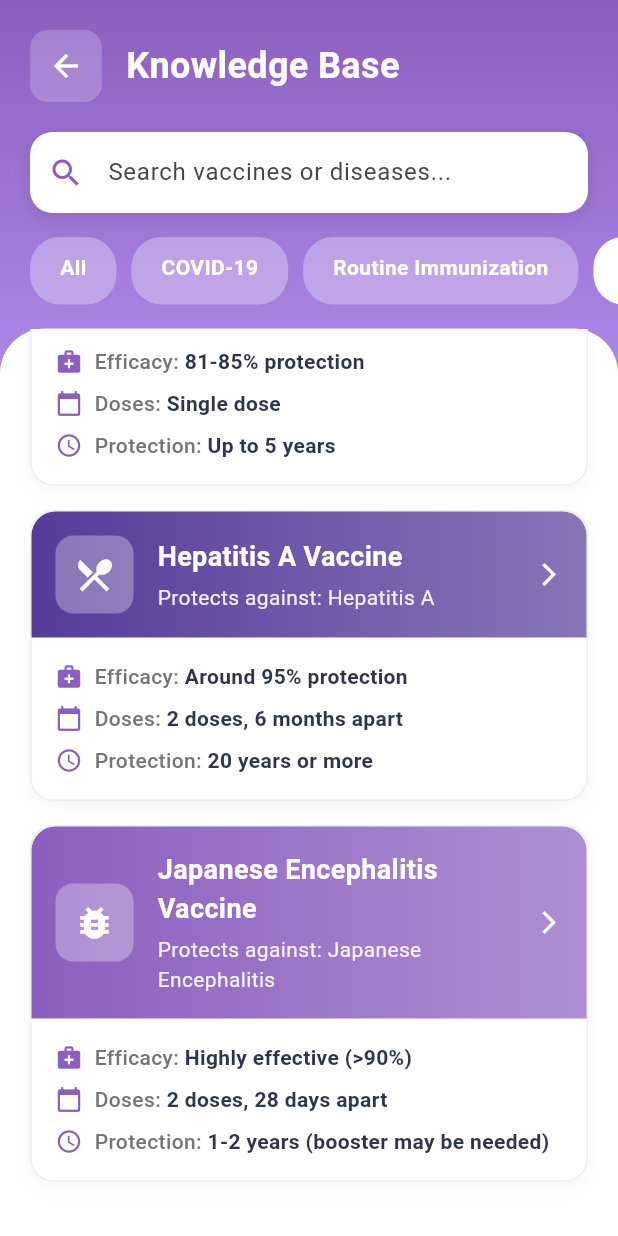
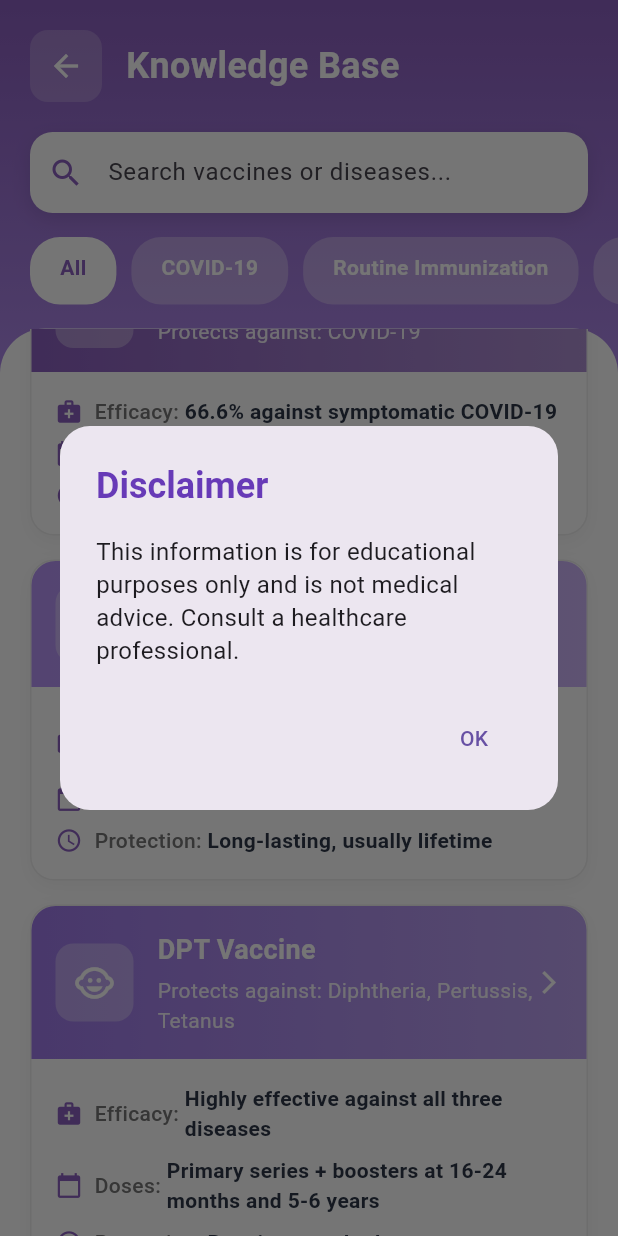
Before and after one commit to shivenrshukla/VaccineVault, a Flutter app: the KnowledgeBaseScreen screen opened directly, scrolled down 576 dp, after a tap on "Travel Vaccines", on a phone screen of 412 x 824 dp. Run offline on Flutter 3.47's test engine with Material 3 defaults, Android fonts, the phone set to English and light mode, and no system bars; our stand-ins replace dio, file_picker, flutter_secure_storage, local_auth, shared_preferences; missing offline and left inert: open_app_file; accounts and stored records are empty; Roboto replaces fonts that are missing (SF Pro Display).

Commit message:
Added disclaimer

```diff
--- a/frontend/lib/screens/knowledge_base_screen.dart
+++ b/frontend/lib/screens/knowledge_base_screen.dart
@@ -1,4 +1,5 @@
 import 'package:flutter/material.dart';
+import '../widgets/disclaimer_dialog.dart';
 
 class KnowledgeBaseScreen extends StatefulWidget {
   const KnowledgeBaseScreen({super.key});
@@ -18,6 +19,14 @@
     'Travel Vaccines',
     'Special Purpose',
   ];
+
+  @override
+  void initState() {
+    super.initState();
+    WidgetsBinding.instance.addPostFrameCallback((_) {
+      showDisclaimerDialog(context);
+    });
+  }
 
   @override
   Widget build(BuildContext context) {
--- a/frontend/lib/screens/travel_vaccines_screen.dart
+++ b/frontend/lib/screens/travel_vaccines_screen.dart
@@ -5,6 +5,7 @@
 import 'package:intl/intl.dart';
 import '../services/auth_service.dart';
 import '../models/vaccine_record.dart';
+import '../widgets/disclaimer_dialog.dart';
 
 class TravelVaccinesScreen extends StatefulWidget {
   const TravelVaccinesScreen({super.key});
@@ -91,6 +92,9 @@
   @override
   void initState() {
     super.initState();
+    WidgetsBinding.instance.addPostFrameCallback((_) {
+      showDisclaimerDialog(context);
+    });
     _initializeAndFetch();
   }
 
--- /dev/null
+++ b/frontend/lib/widgets/disclaimer_dialog.dart
@@ -0,0 +1,49 @@
+import 'package:flutter/material.dart';
+
+void showDisclaimerDialog(BuildContext context) {
+  showGeneralDialog(
+    context: context,
+    barrierDismissible: false,
+    barrierLabel: 'Disclaimer',
+    barrierColor: Colors.black54, // background dim
+    transitionDuration: const Duration(milliseconds: 300),
+    pageBuilder: (context, anim1, anim2) {
+      return const SizedBox.shrink(); // required placeholder
+    },
+    transitionBuilder: (context, anim1, anim2, child) {
+      // Animation: fade + slight slide up
+      return FadeTransition(
+        opacity: CurvedAnimation(parent: anim1, curve: Curves.easeOut),
+        child: SlideTransition(
+          position: Tween<Offset>(
+            begin: const Offset(0, 0.1), // 10% up movement
+            end: Offset.zero,
+          ).animate(CurvedAnimation(parent: anim1, curve: Curves.easeOut)),
+          child: AlertDialog(
+            shape: RoundedRectangleBorder(
+              borderRadius: BorderRadius.circular(20),
+            ),
+            title: const Text(
+              'Disclaimer',
+              style: TextStyle(
+                fontWeight: FontWeight.bold,
+                color: Colors.deepPurple,
+              ),
+            ),
+            content: const Text(
+              'This information is for educational purposes only and is not medical advice. Consult a healthcare professional.',
+              style: TextStyle(fontSize: 16, height: 1.4),
+            ),
+            actionsAlignment: MainAxisAlignment.end,
+            actions: [
+              TextButton(
+                onPressed: () => Navigator.of(context).pop(),
+                child: const Text('OK'),
+              ),
+            ],
+          ),
+        ),
+      );
+    },
+  );
+}
```
